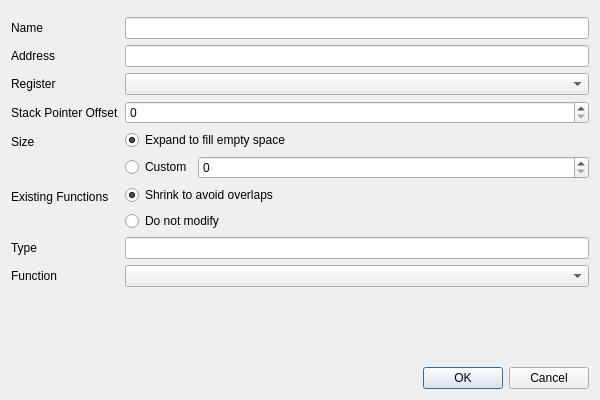
The window that pcsx2-qt/Debugger/SymbolTree/NewSymbolDialog.ui (weirdbeardgame/pcsx2) describes before a commit, drawn with Qt 5.
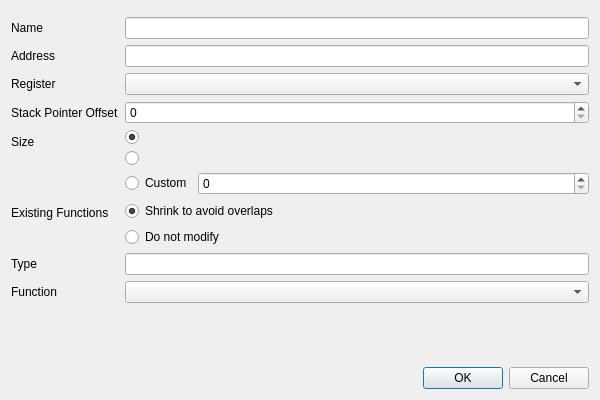
The same window after the commit.

Commit message:
Debugger: Fix New Function dialog
The size and existing functions fields actually do something now
and the user is presented with more information about what will
happen when the function is created.

The Add Function option in the disassembly view now opens this
dialog instead of having its own logic.

```diff
--- a/pcsx2-qt/Debugger/SymbolTree/NewSymbolDialog.ui
+++ b/pcsx2-qt/Debugger/SymbolTree/NewSymbolDialog.ui
@@ -89,7 +89,7 @@
        <item>
         <widget class="QRadioButton" name="expandToFillSpaceRadioButton">
          <property name="text">
-          <string>Expand to fill empty space</string>
+          <string/>
          </property>
          <property name="checked">
           <bool>true</bool>
@@ -99,6 +99,19 @@
          </attribute>
         </widget>
        </item>
+       <item>
+        <widget class="QRadioButton" name="fillEmptySpaceRadioButton">
+         <property name="text">
+          <string/>
+         </property>
+         <property name="checked">
+          <bool>false</bool>
+         </property>
+         <attribute name="buttonGroup">
+          <string notr="true">sizeButtonGroup</string>
+         </attribute>
+        </widget>
+       </item>
        <item>
         <layout class="QHBoxLayout" name="customSizeLayout">
          <item>
@@ -118,7 +131,11 @@
           </widget>
          </item>
          <item>
-          <widget class="QSpinBox" name="customSizeSpinBox"/>
+          <widget class="QSpinBox" name="customSizeSpinBox">
+           <property name="readOnly">
+            <bool>false</bool>
+           </property>
+          </widget>
          </item>
         </layout>
        </item>
```
Left out of the diff: 4 changed lines with no effect on the pictures. The commit also changes 3 other files.
